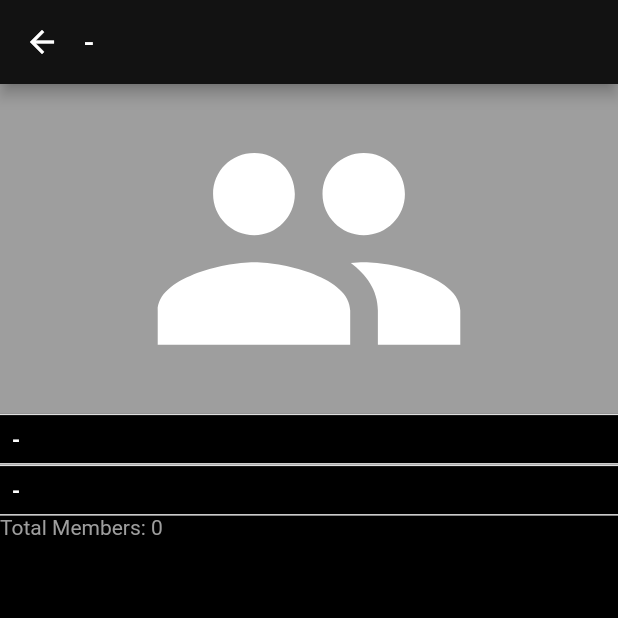
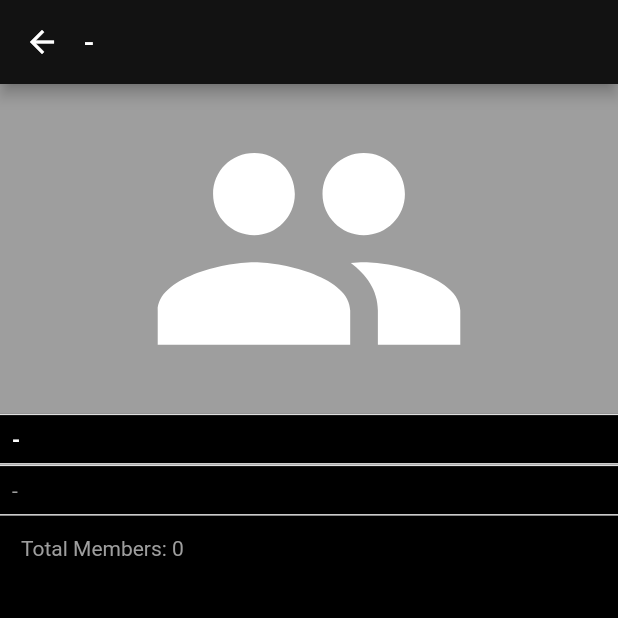
Before and after one commit to askabdulhaseeb/volt-arena-user, a Flutter app: the GroupInfoScreen screen opened directly, on a phone screen of 412 x 824 dp, the top half of it. Run offline on Flutter 3.47's test engine with Material 2 defaults, Android fonts, the phone set to English and light mode, and no system bars; our stand-ins replace badges, bot_toast, cached_network_image, cloud_firestore, firebase_auth, firebase_core and 17 more; missing offline and left inert: flutter_gradient_colors, flutter_paystack, list_tile_switch; accounts and stored records are empty.

Commit message:
update color

```diff
--- a/lib/messages_screens/group/group_info_screen.dart
+++ b/lib/messages_screens/group/group_info_screen.dart
@@ -46,13 +46,16 @@ class GroupInfoScreen extends StatelessWidget {
             ),
             _TabableTextBox(
               title: _provider.groupChat?.description ?? '-',
+              textStyle: const TextStyle(color: Colors.grey),
               onTap: () {},
               placeholder: 'Add a decription here',
             ),
-            const SizedBox(width: 16),
-            Text(
-              'Total Members: ${_provider.groupChat?.participants?.length.toString() ?? "0"}',
-              style: const TextStyle(color: Colors.grey),
+            Padding(
+              padding: const EdgeInsets.all(14),
+              child: Text(
+                'Total Members: ${_provider.groupChat?.participants?.length.toString() ?? "0"}',
+                style: const TextStyle(color: Colors.grey),
+              ),
             ),
             ConstrainedBox(
               constraints: const BoxConstraints.tightFor(height: 300),
@@ -110,11 +113,13 @@ class _TabableTextBox extends StatelessWidget {
     required this.title,
     required this.onTap,
     this.placeholder,
+    this.textStyle,
     Key? key,
   }) : super(key: key);
   final String title;
   final VoidCallback onTap;
   final String? placeholder;
+  final TextStyle? textStyle;
 
   @override
   Widget build(BuildContext context) {
@@ -133,7 +138,7 @@ class _TabableTextBox extends StatelessWidget {
             )
           : Text(
               title,
-              style: const TextStyle(fontWeight: FontWeight.bold),
+              style: textStyle ?? const TextStyle(fontWeight: FontWeight.bold),
             ),
     );
   }
--- a/lib/widget/messages/personal_message_tile.dart
+++ b/lib/widget/messages/personal_message_tile.dart
@@ -55,7 +55,7 @@ class PersonalMessageTile extends StatelessWidget {
                   message.message,
                   textAlign: TextAlign.left,
                   style: TextStyle(
-                    color: (isMe) ? Colors.white : Colors.black,
+                    color: (isMe) ? Colors.black : Colors.black,
                   ),
                 ),
                 const SizedBox(height: 2),
@@ -65,7 +65,7 @@ class PersonalMessageTile extends StatelessWidget {
                     Text(
                       Utilities.timeInDigits(message.timestamp),
                       style: TextStyle(
-                        color: (isMe) ? Colors.white70 : Colors.black54,
+                        color: (isMe) ? Colors.black38 : Colors.black54,
                         fontSize: 12,
                       ),
                     ),
```
Also changed, not shown: lib/main.dart (+4 -4 lines).
